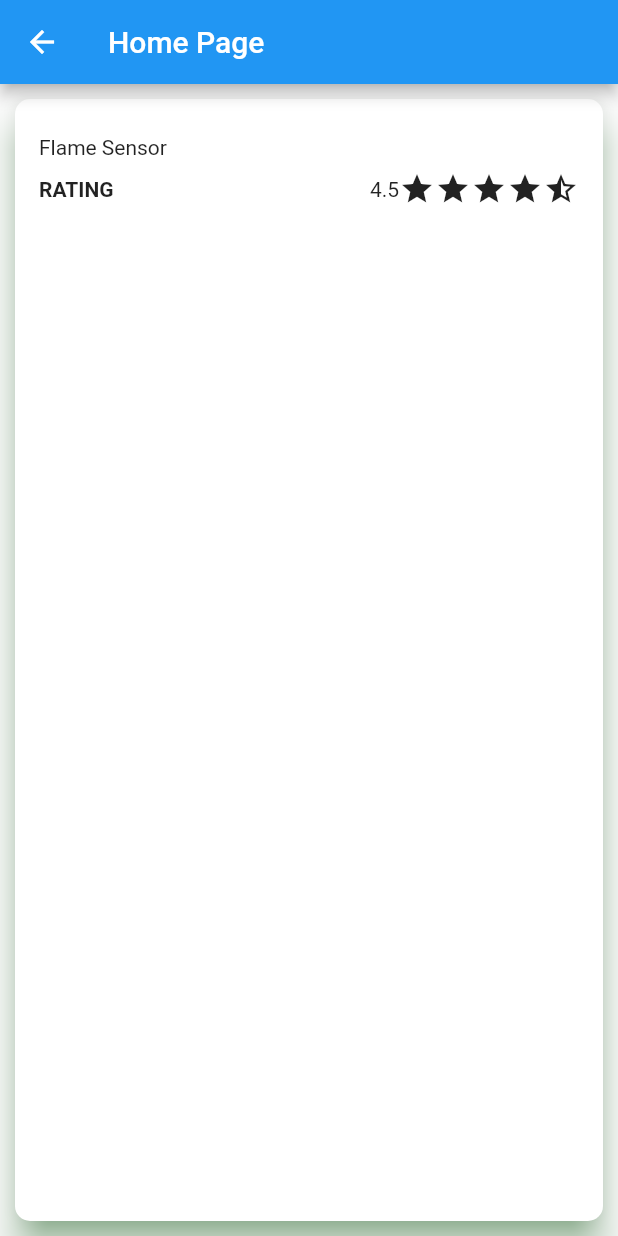
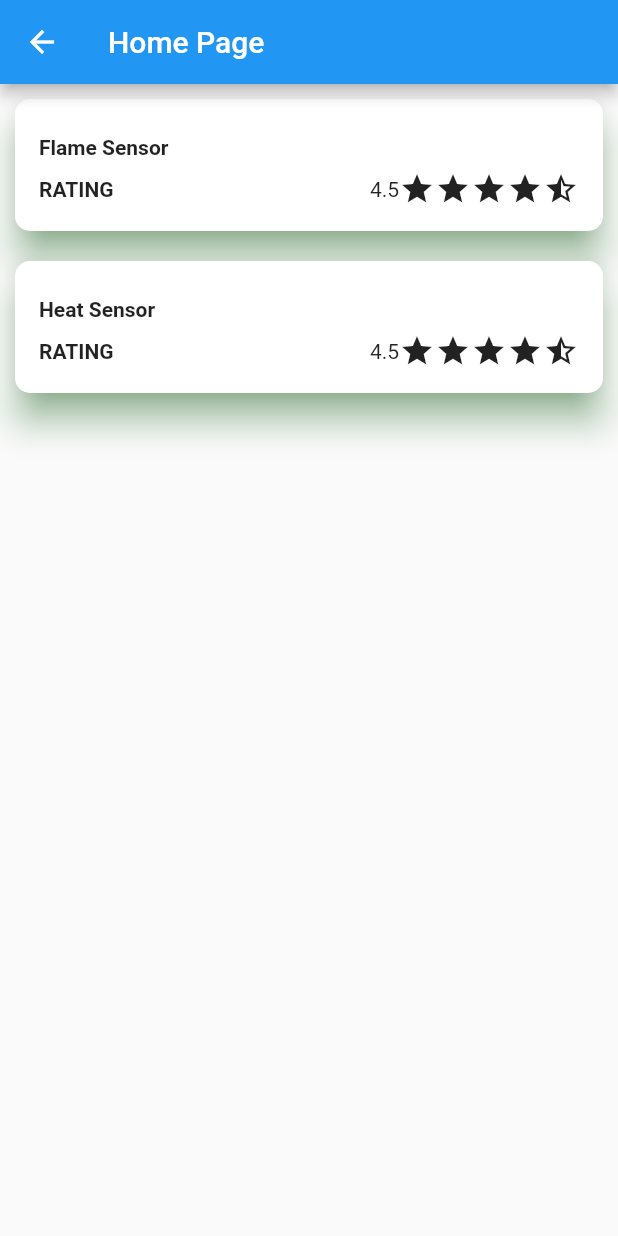
Before and after one commit to Ayush071103/accprevapp, a Flutter app: the homepageinner screen opened directly, on a phone screen of 412 x 824 dp. Run offline on Flutter 3.47's test engine with Material 2 defaults, Android fonts, the phone set to English and light mode, and no system bars; our stand-ins replace convex_bottom_bar, lottie, shared_preferences; accounts and stored records are empty.

Commit message:
First commit

```diff
--- a/lib/home_page/homepageinner.dart
+++ b/lib/home_page/homepageinner.dart
@@ -14,7 +14,9 @@ class homepageinnerstate extends State<homepageinner>{
     // TODO: implement build
     return Scaffold(
       appBar: AppBar(title: Text("Home Page"),),
-      body: Card(
+      body: Column(
+        children: [
+          Card(
             elevation: 10.0,
             shadowColor: Colors.green,
             margin: EdgeInsets.all(10.0),
@@ -36,6 +38,7 @@ class homepageinnerstate extends State<homepageinner>{
                     ),
                     Text(
                       'Flame Sensor',
+                      style: TextStyle(fontWeight: FontWeight.bold),
                     ),
                     SizedBox(
                       height: 8,
@@ -63,8 +66,67 @@ class homepageinnerstate extends State<homepageinner>{
                       ],
                     ),
                   ]),
+
             ),
+          ),
+          Container(
+            width: double.infinity,
+            child:Card(
+              elevation: 10.0,
+              shadowColor: Colors.green,
+              margin: EdgeInsets.all(10.0),
+              shape: RoundedRectangleBorder(
+                  borderRadius: BorderRadius.only(
+                    topLeft: Radius.circular(10.0),
+                    topRight: Radius.circular(10.0),
+                    bottomLeft: Radius.circular(10.0),
+                    bottomRight: Radius.circular(10.0),
+                  )),
+              child: Padding(
+                padding: EdgeInsets.all(16.0),
+                child: Column(
+                    crossAxisAlignment: CrossAxisAlignment.start,
+                    children: [
+                      //Image.network(src)
+                      SizedBox(
+                        height: 8,
+                      ),
+                      Text(
+                        'Heat Sensor',
+                        style: TextStyle(fontWeight: FontWeight.bold),
+                      ),
+                      SizedBox(
+                        height: 8,
+                      ),
+                      Row(
+                        mainAxisAlignment: MainAxisAlignment.spaceBetween,
+                        children: [
+                          Text(
+                            "RATING",
+                            style: TextStyle(fontWeight: FontWeight.bold),
+                            maxLines: 1,
+                          ),
+                          Row(
+                            children: [
+                              Text(
+                                "4.5",
+                              ),
+                              Icon(Icons.star),
+                              Icon(Icons.star),
+                              Icon(Icons.star),
+                              Icon(Icons.star),
+                              Icon(Icons.star_half),
+                            ],
                           )
+                        ],
+                      ),
+                    ]),
+
+              ),
+            ),),
+
+        ],
+      ),
     );
   }
 
```
Lines whose indentation alone changed are shown as unchanged.
